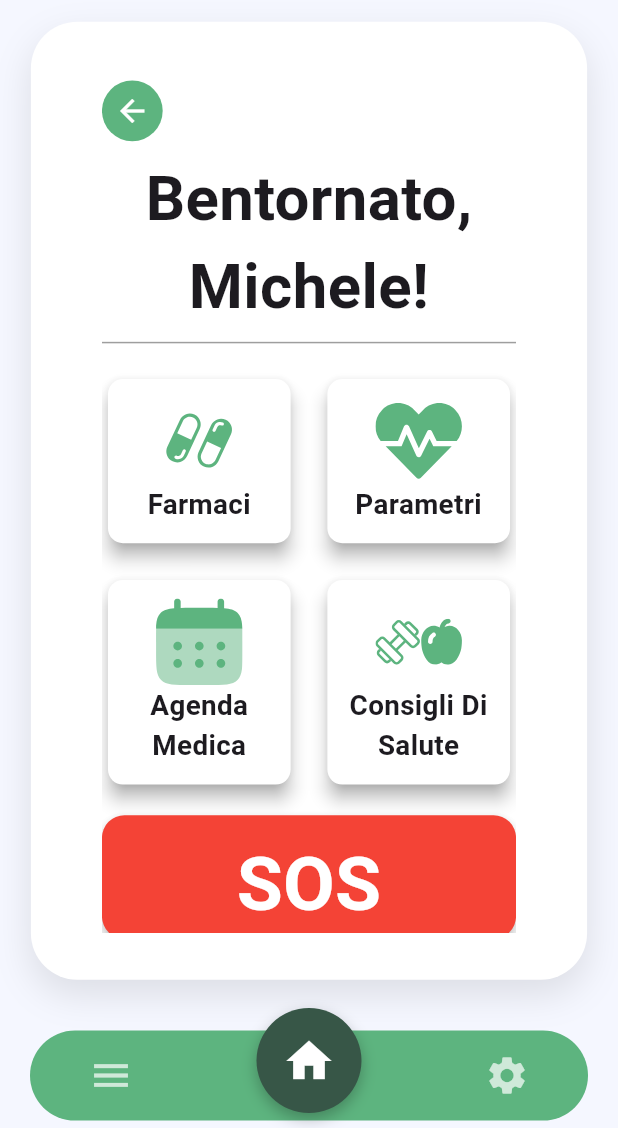
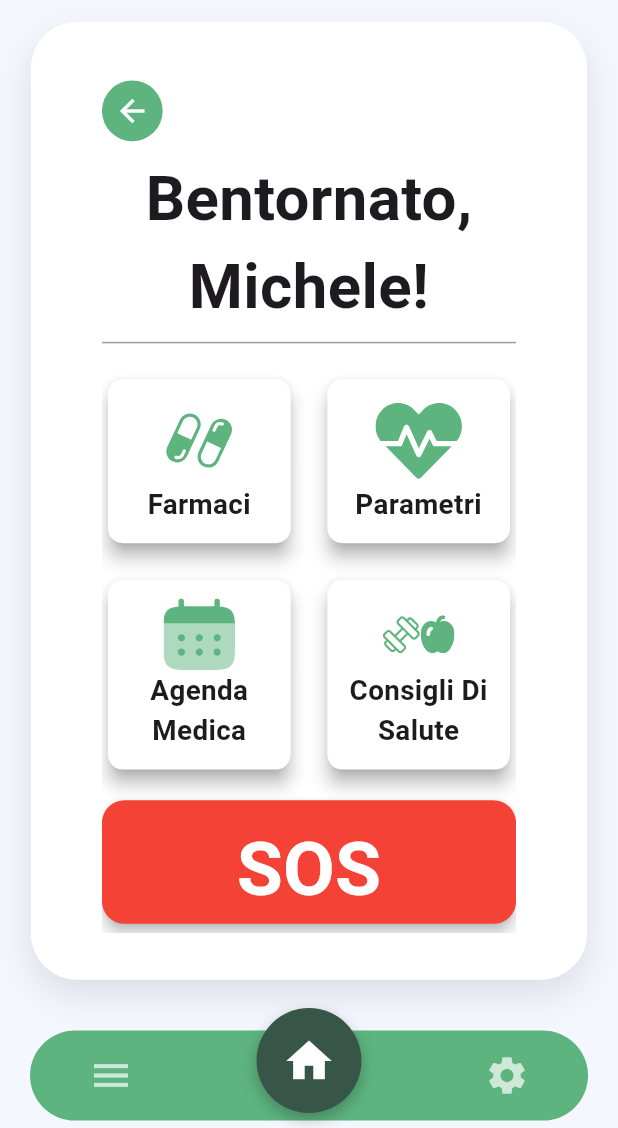
Before and after one commit to Lucacpt/WellYess, a Flutter app: the HomePage widget shown alone on an empty page, opened directly, on a phone screen of 412 x 824 dp, the part 108-1236 px from its top. Run offline on Flutter 3.47's test engine with Material 3 defaults, Android fonts, the phone set to English and light mode, and no system bars; our stand-ins replace fl_chart, flutter_svg, hive, hive_flutter; accounts and stored records are empty.

Commit message:
fix: homepage layout

```diff
--- a/wellyess/lib/screens/homepage.dart
+++ b/wellyess/lib/screens/homepage.dart
@@ -117,8 +117,8 @@ class HomePage extends StatelessWidget {
                         child: FeatureCard(
                           icon: SvgPicture.asset(
                             'assets/icons/calendar.svg',
-                            height: iconSize,
-                            width: iconSize,
+                            height: iconSize - 10,
+                            width: iconSize - 10,
                             colorFilter: const ColorFilter.mode(
                                 Color(0xFF5DB47F), BlendMode.srcIn),
                           ),
@@ -138,8 +138,8 @@ class HomePage extends StatelessWidget {
                         child: FeatureCard(
                           icon: SvgPicture.asset(
                             'assets/icons/sport_food.svg',
-                            height: iconSize,
-                            width: iconSize,
+                            height: iconSize - 10,
+                            width: iconSize - 10,
                             colorFilter: const ColorFilter.mode(
                                 Color(0xFF5DB47F), BlendMode.srcIn),
                           ),
```
